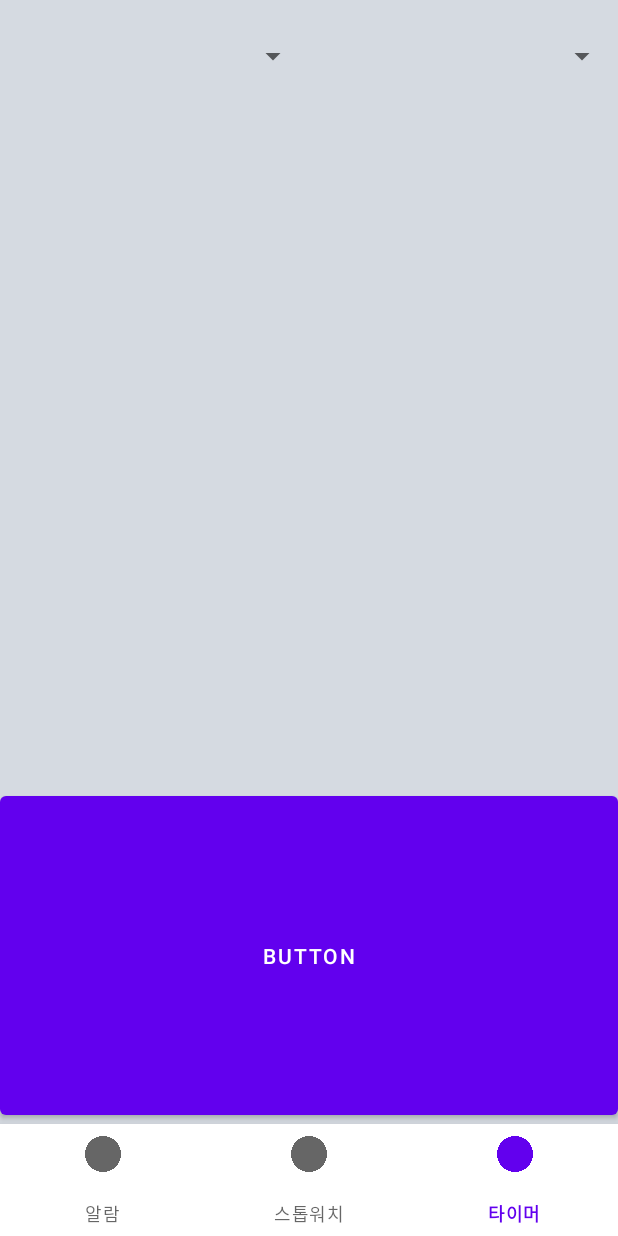
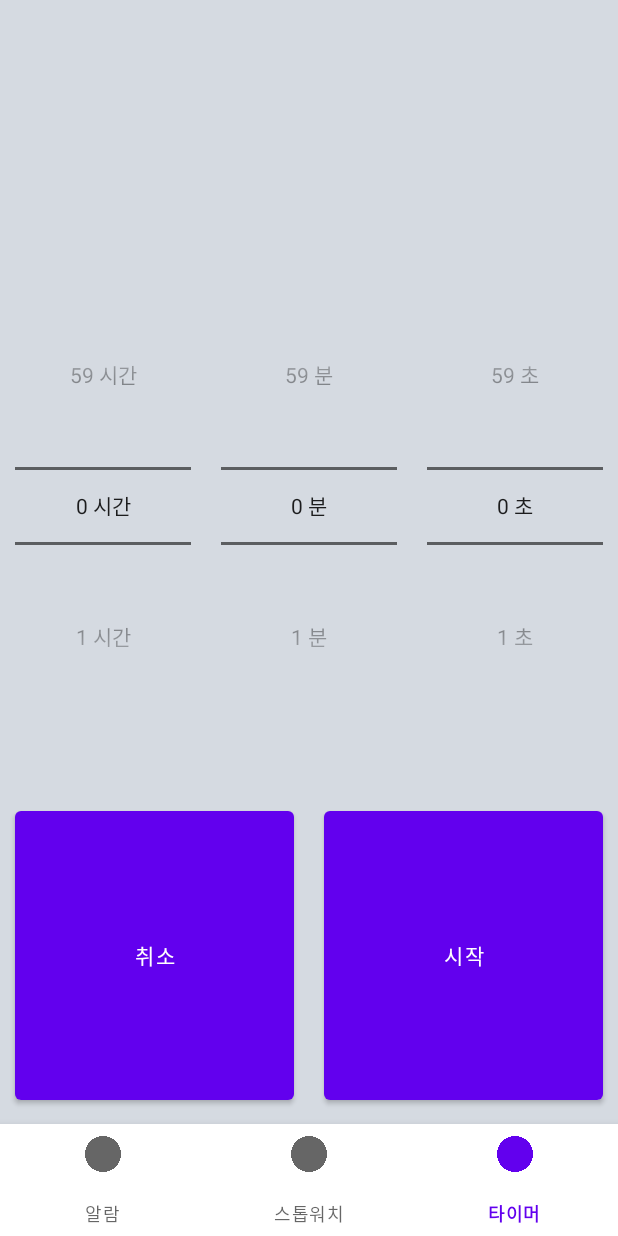
Before and after one commit to twaun95/Clock, an Android app: the screen it shows after launch (MainActivity), item 3 of the bottom bar chosen, on a phone screen of 412 x 824 dp. Run offline under Robolectric (Android 15) with nearby library versions, the phone set to English and light mode, and no system bars; our stand-ins replace data binding.

Commit message:
타이머 NumberPicker View & Visible

```diff
--- a/app/src/main/java/com/twaun95/clock/presentation/extensions/OnSingleClickListener.kt
+++ b/app/src/main/java/com/twaun95/clock/presentation/extensions/OnSingleClickListener.kt
@@ -2,6 +2,8 @@ package com.twaun95.clock.presentation.extensions
 
 import android.os.SystemClock
 import android.view.View
+import androidx.databinding.BindingAdapter
+import com.twaun95.clock.R
 
 class OnSingleClickListener(
     private val onClickListener: (view: View) -> Unit
--- a/app/src/main/java/com/twaun95/clock/presentation/ui/timer/TimerFragment.kt
+++ b/app/src/main/java/com/twaun95/clock/presentation/ui/timer/TimerFragment.kt
@@ -1,15 +1,24 @@
 package com.twaun95.clock.presentation.ui.timer
 
+import android.graphics.Color
+import android.graphics.drawable.ColorDrawable
+import android.graphics.drawable.Drawable
 import android.widget.ArrayAdapter
+import android.widget.EditText
 import android.widget.SpinnerAdapter
+import androidx.core.content.ContextCompat
+import androidx.core.graphics.drawable.DrawableCompat
+import androidx.core.view.children
 import com.twaun95.clock.R
 import com.twaun95.clock.databinding.FragmentTimerBinding
 import com.twaun95.clock.presentation.extensions.setOnSingleClickListener
+import com.twaun95.clock.presentation.extensions.visible
 import com.twaun95.clock.presentation.ui.main.MainActivityViewModel
 import com.twaun95.core.base.BaseFragment
 import org.koin.androidx.viewmodel.ext.android.sharedViewModel
 import org.koin.androidx.viewmodel.ext.android.viewModel
 import kotlin.concurrent.thread
+import kotlin.math.max
 
 
 class TimerFragment : BaseFragment<FragmentTimerBinding, TimerFragmentViewModel, MainActivityViewModel>(
@@ -21,12 +30,13 @@ class TimerFragment : BaseFragment<FragmentTimerBinding, TimerFragmentViewModel,
         super.initView()
 
         binding.fragmentVM = fragmentVM
-        setSpinner()
+        setPicker()
     }
 
     override fun setEvent() {
         super.setEvent()
-        binding.buttonStart.setOnSingleClickListener {
+        binding.buttonPlayStop.setOnSingleClickListener {
+            fragmentVM.startTimer()
             thread(true){
                 for(i in 1..101) {
                     Thread.sleep(25)
@@ -34,10 +44,32 @@ class TimerFragment : BaseFragment<FragmentTimerBinding, TimerFragmentViewModel,
                 }
             }
         }
+        binding.buttonCancel.setOnSingleClickListener {
+            fragmentVM.cancel()
+        }
     }
 
-    private fun setSpinner() {
+    private fun setPicker() {
+        binding.pickerHour.apply {
+            children.iterator().forEach {if (it is EditText) it.filters = arrayOfNulls(0) }
+            setFormatter { "$it 시간" }
+            minValue = 0
+            maxValue = 59
+        }
 
+        binding.pickerMinute.apply {
+            children.iterator().forEach {if (it is EditText) it.filters = arrayOfNulls(0) }
+            setFormatter { "$it 분" }
+            minValue = 0
+            maxValue = 59
+        }
+
+        binding.pickerSec.apply {
+            children.iterator().forEach {if (it is EditText) it.filters = arrayOfNulls(0) }
+            setFormatter { "$it 초" }
+            minValue = 0
+            maxValue = 59
+        }
     }
 
 
--- a/app/src/main/java/com/twaun95/clock/presentation/ui/timer/TimerFragmentViewModel.kt
+++ b/app/src/main/java/com/twaun95/clock/presentation/ui/timer/TimerFragmentViewModel.kt
@@ -8,10 +8,19 @@ import com.twaun95.core.base.BaseViewModel
 
 class TimerFragmentViewModel : BaseViewModel() {
 
+    val viewState by lazy { MutableNonNullLiveData(TimerViewState.SELECT_TIME) }
     val progressValue by lazy { MutableNonNullLiveData(0) }
 
-    fun addProgress() {
+    fun startTimer() {
+        viewState.value = TimerViewState.PROGRESS
+    }
+
+    fun pauseTimer() {
 
     }
 
+    fun cancel() {
+        viewState.value = TimerViewState.SELECT_TIME
+    }
+
 }
--- /dev/null
+++ b/app/src/main/java/com/twaun95/clock/presentation/ui/timer/TimerViewState.kt
@@ -0,0 +1,6 @@
+package com.twaun95.clock.presentation.ui.timer
+
+enum class TimerViewState {
+    SELECT_TIME,
+    PROGRESS
+}
--- /dev/null
+++ b/app/src/main/res/drawable/divider_picker.xml
@@ -0,0 +1,4 @@
+<?xml version="1.0" encoding="utf-8"?>
+<selector xmlns:android="http://schemas.android.com/apk/res/android">
+    <item android:drawable="@color/purple_200"/>
+</selector>
--- a/app/src/main/res/layout/fragment_timer.xml
+++ b/app/src/main/res/layout/fragment_timer.xml
@@ -7,6 +7,7 @@
         <variable
             name="fragmentVM"
             type="com.twaun95.clock.presentation.ui.timer.TimerFragmentViewModel" />
+        <import type="com.twaun95.clock.presentation.ui.timer.TimerViewState"/>
     </data>
 
     <FrameLayout
@@ -18,42 +19,105 @@
             android:layout_height="match_parent">
 
             <androidx.constraintlayout.widget.ConstraintLayout
-                android:id="@+id/layout_spinner"
+                android:id="@+id/layout_seekbar"
                 android:layout_width="0dp"
                 android:layout_height="0dp"
-                app:layout_constraintBottom_toTopOf="@id/gl_bottom_spinner"
+                android:visibility="@{fragmentVM.viewState==TimerViewState.SELECT_TIME}"
+                app:layout_constraintBottom_toTopOf="@id/gl_bottom_progress"
                 app:layout_constraintEnd_toEndOf="parent"
                 app:layout_constraintHorizontal_bias="0.5"
                 app:layout_constraintStart_toStartOf="parent"
-                app:layout_constraintTop_toTopOf="parent">
+                app:layout_constraintTop_toBottomOf="@id/gl_top_progress">
 
-                <Spinner
-                    android:id="@+id/spinner_1"
+                <NumberPicker
+                    android:id="@+id/picker_hour"
                     android:layout_width="0dp"
                     android:layout_height="0dp"
+                    android:layout_margin="10dp"
                     app:layout_constraintBottom_toBottomOf="parent"
-                    app:layout_constraintEnd_toStartOf="@+id/spinner_2"
+                    app:layout_constraintEnd_toStartOf="@+id/picker_minute"
+                    app:layout_constraintHeight_percent="0.7"
                     app:layout_constraintHorizontal_bias="0.5"
                     app:layout_constraintStart_toStartOf="parent"
                     app:layout_constraintTop_toTopOf="parent" />
 
-                <Spinner
-                    android:id="@+id/spinner_2"
+                <NumberPicker
+                    android:id="@+id/picker_minute"
                     android:layout_width="0dp"
                     android:layout_height="0dp"
+                    android:layout_margin="10dp"
+                    app:layout_constraintBottom_toBottomOf="parent"
+                    app:layout_constraintEnd_toStartOf="@+id/picker_sec"
+                    app:layout_constraintHeight_percent="0.7"
+                    app:layout_constraintHorizontal_bias="0.5"
+                    app:layout_constraintStart_toEndOf="@+id/picker_hour"
+                    app:layout_constraintTop_toTopOf="parent" />
+
+                <NumberPicker
+                    android:id="@+id/picker_sec"
+                    android:layout_width="0dp"
+                    android:layout_height="0dp"
+                    android:layout_margin="10dp"
+                    app:layout_constraintBottom_toBottomOf="parent"
+                    app:layout_constraintEnd_toEndOf="parent"
+                    app:layout_constraintHeight_percent="0.7"
+                    app:layout_constraintHorizontal_bias="0.5"
+                    app:layout_constraintStart_toEndOf="@+id/picker_minute"
+                    app:layout_constraintTop_toTopOf="parent" />
+
+
+            </androidx.constraintlayout.widget.ConstraintLayout>
+
+            <ProgressBar
+                android:id="@+id/progressBarCircle"
+                style="@style/Widget.AppCompat.ProgressBar.Horizontal"
+                android:layout_width="0dp"
+                android:layout_height="0dp"
+                android:indeterminate="false"
+                android:max="100"
+                android:progress="@{fragmentVM.progressValue}"
+                android:progressDrawable="@drawable/progress_circle"
+                android:rotation="-90"
+                android:visibility="@{fragmentVM.viewState==TimerViewState.PROGRESS}"
+                app:layout_constraintBottom_toTopOf="@id/gl_bottom_progress"
+                app:layout_constraintEnd_toEndOf="parent"
+                app:layout_constraintStart_toStartOf="parent"
+                app:layout_constraintTop_toBottomOf="@id/gl_top_progress" />
+
+            <androidx.constraintlayout.widget.ConstraintLayout
+                android:id="@+id/layout_buttons"
+                android:layout_width="0dp"
+                android:layout_height="0dp"
+                app:layout_constraintBottom_toBottomOf="parent"
+                app:layout_constraintEnd_toEndOf="parent"
+                app:layout_constraintHorizontal_bias="0.5"
+                app:layout_constraintStart_toStartOf="parent"
+                app:layout_constraintTop_toBottomOf="@id/gl_bottom_progress">
+
+                <Button
+                    android:id="@+id/button_cancel"
+                    android:layout_width="0dp"
+                    android:layout_height="0dp"
+                    android:layout_margin="10dp"
+                    android:text="취소"
+                    app:layout_constraintBottom_toBottomOf="parent"
+                    app:layout_constraintEnd_toStartOf="@+id/button_play_stop"
+                    app:layout_constraintHorizontal_bias="0.5"
+                    app:layout_constraintStart_toStartOf="parent"
+                    app:layout_constraintTop_toTopOf="parent" />
+
+                <Button
+                    android:id="@+id/button_play_stop"
+                    android:layout_width="0dp"
+                    android:layout_height="0dp"
+                    android:layout_margin="10dp"
+                    android:text="시작"
                     app:layout_constraintBottom_toBottomOf="parent"
                     app:layout_constraintEnd_toEndOf="parent"
                     app:layout_constraintHorizontal_bias="0.5"
-                    app:layout_constraintStart_toEndOf="@+id/spinner_1"
+                    app:layout_constraintStart_toEndOf="@+id/button_cancel"
                     app:layout_constraintTop_toTopOf="parent" />
             </androidx.constraintlayout.widget.ConstraintLayout>
-
-            <androidx.constraintlayout.widget.Guideline
-                android:id="@+id/gl_bottom_spinner"
-                android:layout_width="0dp"
-                android:layout_height="0dp"
-                android:orientation="horizontal"
-                app:layout_constraintGuide_percent="0.1" />
 
             <androidx.constraintlayout.widget.Guideline
                 android:id="@+id/gl_top_progress"
@@ -70,34 +134,6 @@
                 app:layout_constraintGuide_percent=".7" />
 
 
-            <ProgressBar
-                android:id="@+id/progressBarCircle"
-                android:visibility="invisible"
-                style="@style/Widget.AppCompat.ProgressBar.Horizontal"
-                android:layout_width="0dp"
-                android:layout_height="0dp"
-                android:indeterminate="false"
-                android:max="100"
-                android:progress="@{fragmentVM.progressValue}"
-                android:progressDrawable="@drawable/progress_circle"
-                android:rotation="-90"
-                app:layout_constraintBottom_toTopOf="@id/gl_bottom_progress"
-                app:layout_constraintEnd_toEndOf="parent"
-                app:layout_constraintStart_toStartOf="parent"
-                app:layout_constraintTop_toBottomOf="@id/gl_top_progress" />
-
-            <Button
-                android:id="@+id/button_start"
-                android:layout_width="0dp"
-                android:layout_height="0dp"
-                android:text="Button"
-                app:layout_constraintBottom_toBottomOf="parent"
-                app:layout_constraintEnd_toEndOf="parent"
-                app:layout_constraintHorizontal_bias="0.5"
-                app:layout_constraintStart_toStartOf="parent"
-                app:layout_constraintTop_toBottomOf="@id/progressBarCircle" />
-
-
         </androidx.constraintlayout.widget.ConstraintLayout>
     </FrameLayout>
 </layout>
```
